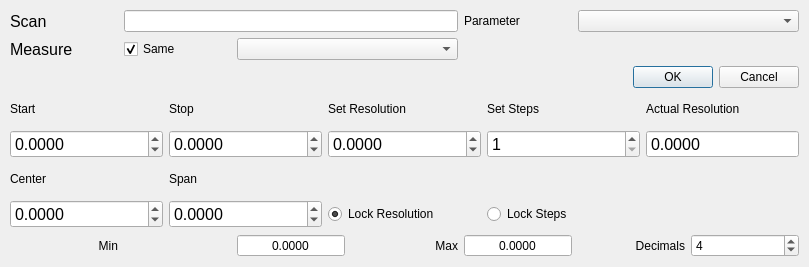
This is clients/script_scanner_gui/Views/selectScan.ui in HaeffnerLab/Haeffner-Lab-LabRAD-Tools as Qt 5 draws it before an edit. The edited form follows.
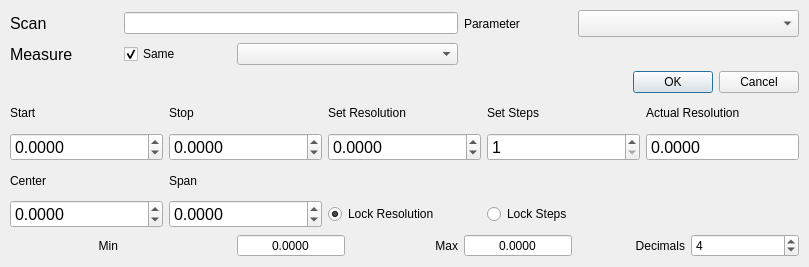
This is the edited form.

Commit message: bigger fonts

Patch:
```diff
--- a/clients/script_scanner_gui/Views/selectScan.ui
+++ b/clients/script_scanner_gui/Views/selectScan.ui
@@ -407,7 +407,13 @@
     </widget>
    </item>
    <item row="0" column="5" colspan="2">
-    <widget class="QComboBox" name="parameter"/>
+    <widget class="QComboBox" name="parameter">
+     <property name="font">
+      <font>
+       <pointsize>12</pointsize>
+      </font>
+     </property>
+    </widget>
    </item>
    <item row="1" column="2" colspan="2">
     <widget class="QComboBox" name="measure"/>
```
The commit also changes 1 other file.
